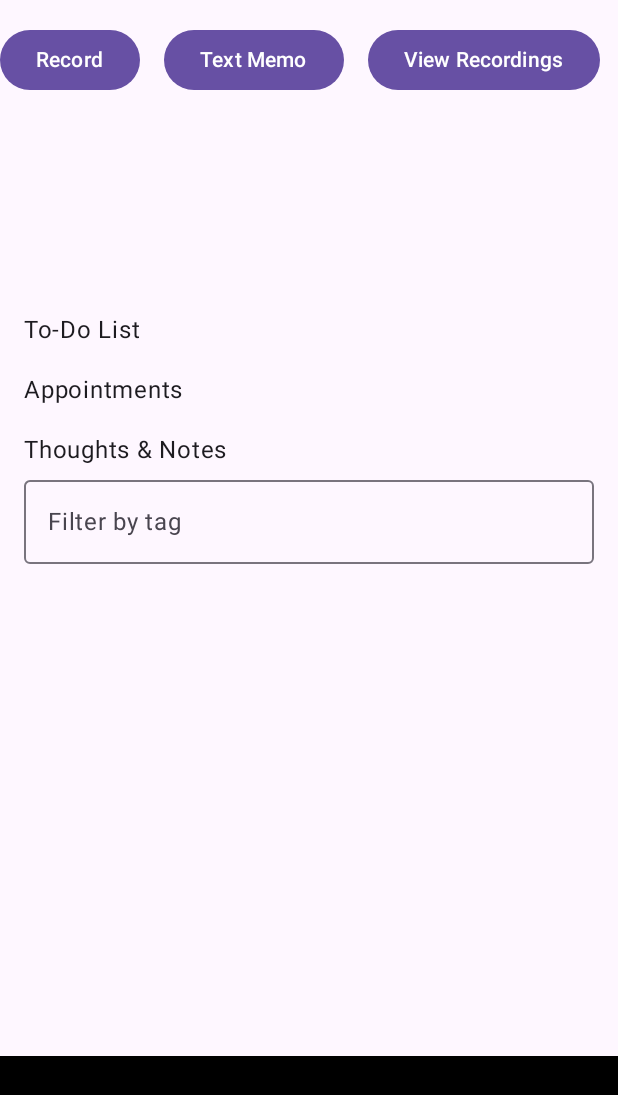
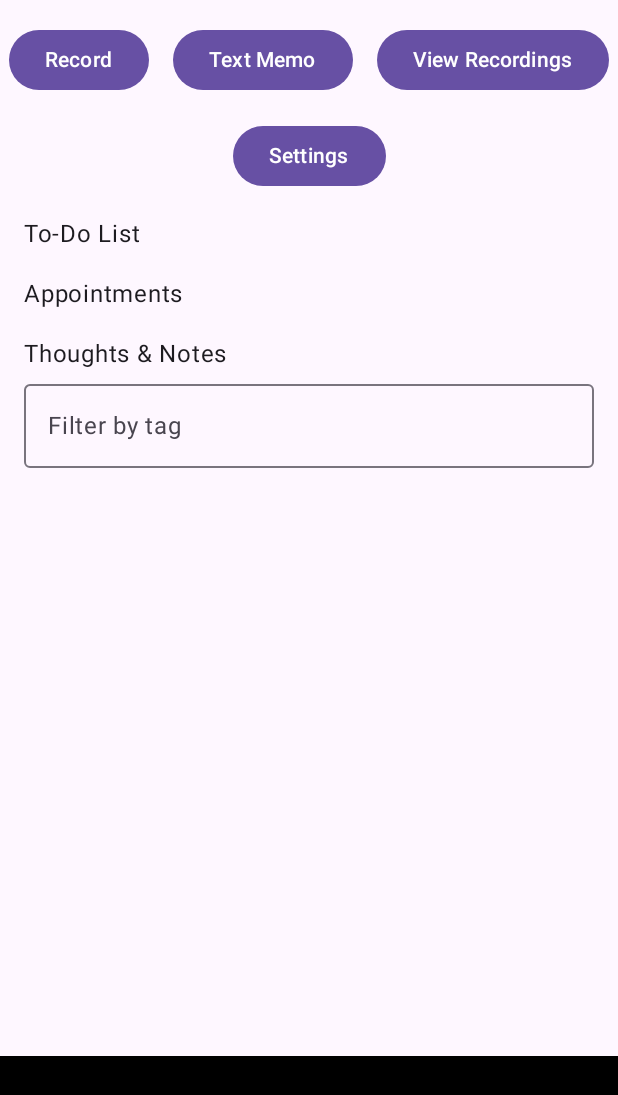
Before and after one commit to fcrescio/Diana, an Android app built with Jetpack Compose: the composable NotesListScreen called with empty values, on a phone screen of 412 x 824 dp. Shown: the top 1095 px of the screen. Run offline under Robolectric (Android 15) with nearby library versions, the phone set to English and light mode, and no system bars.

Commit message:
Use FlowRow for responsive action bar

```diff
--- a/app/src/main/java/li/crescio/penates/diana/ui/NotesListScreen.kt
+++ b/app/src/main/java/li/crescio/penates/diana/ui/NotesListScreen.kt
@@ -1,5 +1,6 @@
 package li.crescio.penates.diana.ui
 
+import androidx.compose.foundation.layout.ExperimentalLayoutApi
 import androidx.compose.foundation.layout.*
 import androidx.compose.foundation.lazy.LazyColumn
 import androidx.compose.material3.*
@@ -14,6 +15,7 @@ import li.crescio.penates.diana.llm.Appointment
 import li.crescio.penates.diana.notes.StructuredNote
 import java.time.OffsetDateTime
 import java.time.format.DateTimeFormatter
+@OptIn(ExperimentalLayoutApi::class)
 @Composable
 fun NotesListScreen(
     todoItems: List<TodoItem>,
@@ -26,18 +28,16 @@ fun NotesListScreen(
     onSettings: () -> Unit,
 ) {
     Column(modifier = Modifier.fillMaxSize()) {
-        Row(
+        FlowRow(
             modifier = Modifier
                 .fillMaxWidth()
                 .padding(vertical = 16.dp),
-            horizontalArrangement = Arrangement.Center
+            horizontalArrangement = Arrangement.spacedBy(16.dp, Alignment.CenterHorizontally),
+            verticalArrangement = Arrangement.spacedBy(16.dp)
         ) {
             Button(onClick = onRecord) { Text(stringResource(R.string.record)) }
-            Spacer(modifier = Modifier.width(16.dp))
             Button(onClick = onAddMemo) { Text(stringResource(R.string.text_memo)) }
-            Spacer(modifier = Modifier.width(16.dp))
             Button(onClick = onViewRecordings) { Text(stringResource(R.string.view_recordings)) }
-            Spacer(modifier = Modifier.width(16.dp))
             Button(onClick = onSettings) { Text(stringResource(R.string.settings)) }
         }
 
```
